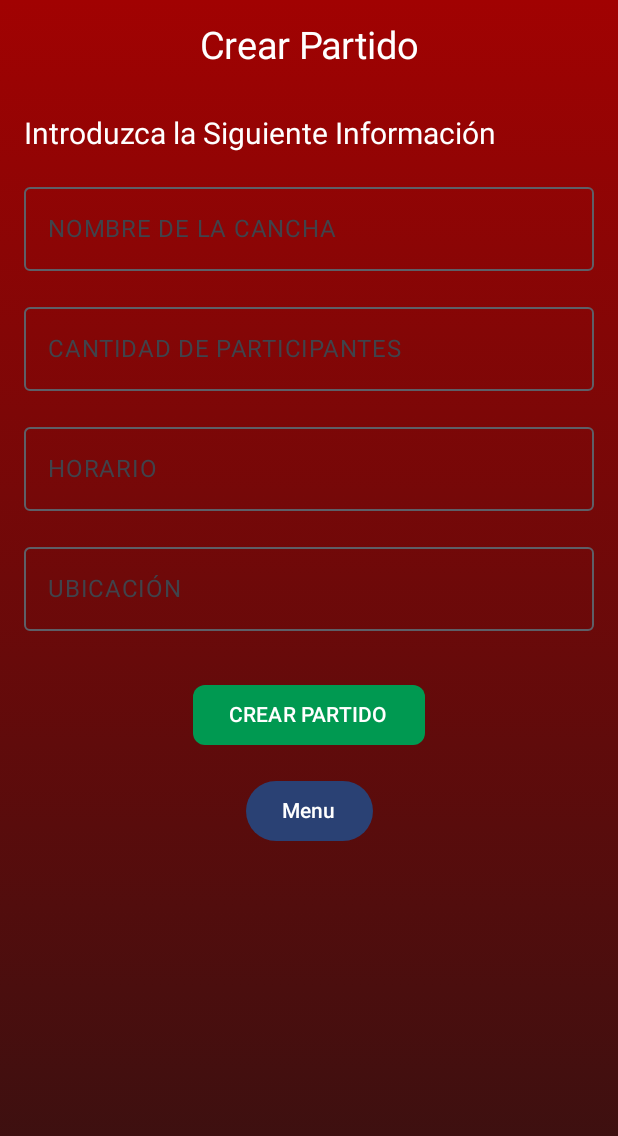
After one commit to PablorellanaM/LaChamusca, an Android app built with Jetpack Compose: the composable CrearPartidoScreen shown on its own in the app's theme, on a phone screen of 412 x 824 dp. The commit adds this screen. Shown: the top 1136 px of the screen. Run offline under Robolectric (Android 15) with nearby library versions, the phone set to English and light mode, and no system bars.

Commit message:
Crear Partidos UPDATE

```diff
--- /dev/null
+++ b/app/src/main/java/com/example/lachamusca/view/CrearPartidoScreen.kt
@@ -0,0 +1,109 @@
+package com.example.lachamusca.view
+
+import androidx.compose.foundation.background
+import androidx.compose.foundation.layout.*
+import androidx.compose.foundation.shape.RoundedCornerShape
+import androidx.compose.material3.*
+import androidx.compose.runtime.*
+import androidx.compose.ui.Alignment
+import androidx.compose.ui.Modifier
+import androidx.compose.ui.graphics.Brush
+import androidx.compose.ui.graphics.Color
+import androidx.compose.ui.text.TextStyle
+import androidx.compose.ui.text.font.FontWeight
+import androidx.compose.ui.unit.dp
+import androidx.compose.ui.unit.sp
+import androidx.compose.ui.text.input.TextFieldValue
+import androidx.navigation.NavController
+
+@Composable
+fun CrearPartidoScreen(navController: NavController) {
+    var canchaName by remember { mutableStateOf(TextFieldValue("")) }
+    var cantidadParticipantes by remember { mutableStateOf(TextFieldValue("")) }
+    var horario by remember { mutableStateOf(TextFieldValue("")) }
+    var ubicacion by remember { mutableStateOf(TextFieldValue("")) }
+
+    Box(
+        modifier = Modifier
+            .fillMaxSize()
+            .background(brush = Brush.verticalGradient(colors = listOf(Color(0xFFA10202), Color(0xFF351111))))
+    ) {
+        Column(
+            modifier = Modifier
+                .fillMaxSize()
+                .padding(16.dp)
+        ) {
+            Text(
+                text = "Crear Partido",
+                style = TextStyle(color = Color.White, fontSize = 25.sp, fontWeight = FontWeight.W400),
+                modifier = Modifier.align(Alignment.CenterHorizontally)
+            )
+
+            Spacer(modifier = Modifier.height(32.dp))
+
+            Text(
+                text = "Introduzca la Siguiente Información",
+                style = TextStyle(color = Color.White, fontSize = 20.sp, fontWeight = FontWeight.W400)
+            )
+
+            Spacer(modifier = Modifier.height(16.dp))
+
+            OutlinedTextField(
+                value = canchaName,
+                onValueChange = { canchaName = it },
+                label = { Text("NOMBRE DE LA CANCHA") },
+                modifier = Modifier.fillMaxWidth()
+            )
+
+            Spacer(modifier = Modifier.height(16.dp))
+
+            OutlinedTextField(
+                value = cantidadParticipantes,
+                onValueChange = { cantidadParticipantes = it },
+                label = { Text("CANTIDAD DE PARTICIPANTES") },
+                modifier = Modifier.fillMaxWidth()
+            )
+
+            Spacer(modifier = Modifier.height(16.dp))
+
+            OutlinedTextField(
+                value = horario,
+                onValueChange = { horario = it },
+                label = { Text("HORARIO") },
+                modifier = Modifier.fillMaxWidth()
+            )
+
+            Spacer(modifier = Modifier.height(16.dp))
+
+            OutlinedTextField(
+                value = ubicacion,
+                onValueChange = { ubicacion = it },
+                label = { Text("UBICACIÓN") },
+                modifier = Modifier.fillMaxWidth()
+            )
+
+            Spacer(modifier = Modifier.height(32.dp))
+
+            Button(
+                onClick = {
+                    // Lógica para crear el partido
+                },
+                colors = ButtonDefaults.buttonColors(containerColor = Color(0xFF009951)),
+                shape = RoundedCornerShape(8.dp),
+                modifier = Modifier.align(Alignment.CenterHorizontally)
+            ) {
+                Text(text = "CREAR PARTIDO", color = Color.White)
+            }
+
+            Spacer(modifier = Modifier.height(16.dp))
+
+            // Botón de menú en la parte inferior
+            Button(
+                onClick = { navController.navigate("menu") },
+                modifier = Modifier.align(Alignment.CenterHorizontally)
+            ) {
+                Text(text = "Menu")
+            }
+        }
+    }
+}
```
Also changed, not shown: app/src/main/java/com/example/lachamusca/navigation/Navigation.kt (+14 -9 lines), app/src/main/java/com/example/lachamusca/view/EncontrarPartido.kt (+109 -0 lines).
